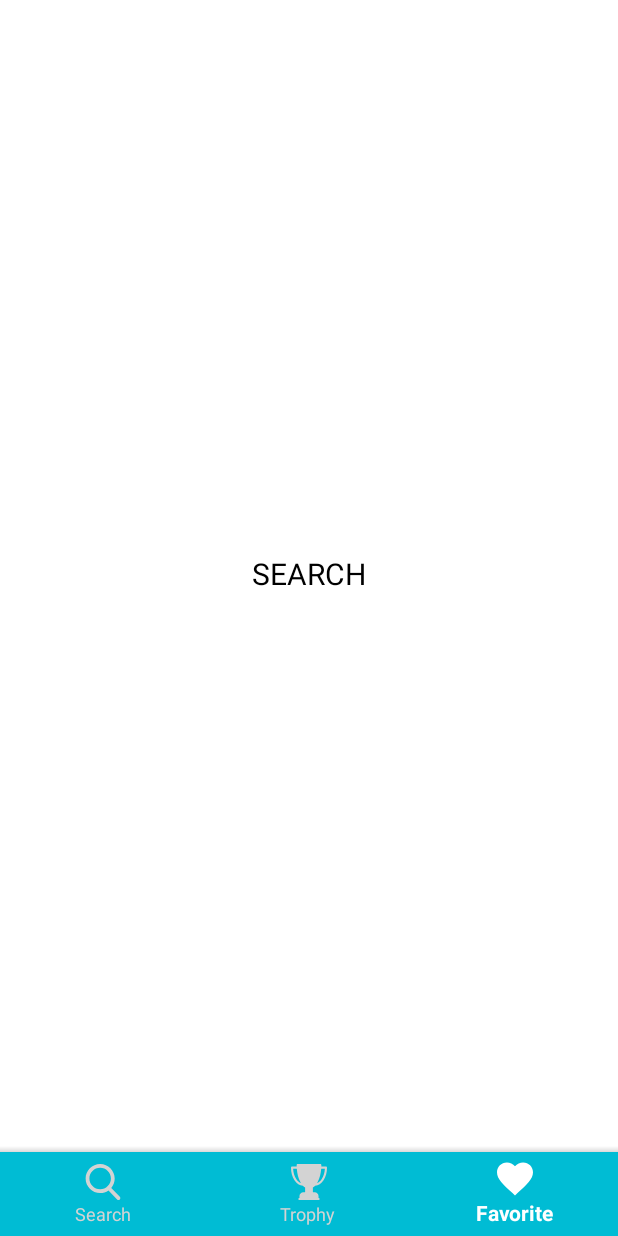
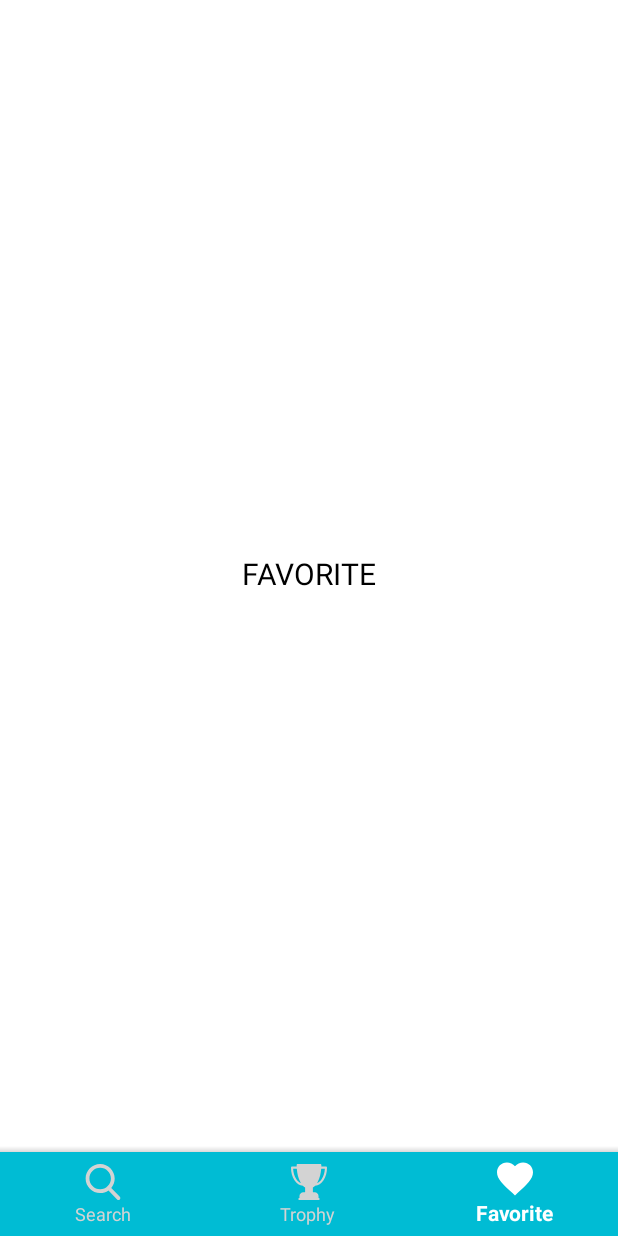
Before and after one commit to momae93/fridgly, an Android app: the screen it shows after launch (MainActivity), item 3 of the bottom bar chosen, on a phone screen of 412 x 824 dp. Run offline under Robolectric (Android 15) with nearby library versions, the phone set to English and light mode, and no system bars; our stand-ins replace Dagger/Hilt's generated code; 2 statements that could not run were skipped.

Commit message:
[FAVORITE] Added basic favorite fragment

```diff
--- a/app/src/main/java/com/au/fridgly/presentation/views/usecases/MainActivity.kt
+++ b/app/src/main/java/com/au/fridgly/presentation/views/usecases/MainActivity.kt
@@ -5,6 +5,7 @@ import android.support.design.widget.BottomNavigationView
 import com.au.fridgly.R
 import com.au.fridgly.presentation.internal.components.DaggerMainActivityComponent
 import com.au.fridgly.presentation.internal.components.MainActivityComponent
+import com.au.fridgly.presentation.views.usecases.favorite.FragmentFavorite
 import com.au.fridgly.presentation.views.usecases.search.FragmentSearch
 import kotlinx.android.synthetic.main.activity_main.*
 
@@ -22,6 +23,7 @@ class MainActivity : BaseActivity() {
                 return@OnNavigationItemSelectedListener true
             }
             R.id.navigation_favorite -> {
+                replaceFragment(R.id.activity_main_framelayout_content, FragmentFavorite())
                 return@OnNavigationItemSelectedListener true
             }
         }
--- /dev/null
+++ b/app/src/main/java/com/au/fridgly/presentation/views/usecases/favorite/FragmentFavorite.kt
@@ -0,0 +1,37 @@
+package com.au.fridgly.presentation.views.usecases.favorite
+
+import android.content.Context
+import android.os.Bundle
+import android.support.v4.app.Fragment
+import android.view.LayoutInflater
+import android.view.View
+import android.view.ViewGroup
+import com.au.fridgly.R
+
+class FragmentFavorite : Fragment() {
+    private var listener: OnFragmentInteractionListener? = null
+
+    override fun onCreate(savedInstanceState: Bundle?) {
+        super.onCreate(savedInstanceState)
+    }
+
+    override fun onCreateView(inflater: LayoutInflater, container: ViewGroup?, savedInstanceState: Bundle?): View? {
+        val view = inflater.inflate(R.layout.fragment_favorite, container, false)
+        return view
+    }
+
+
+    override fun onAttach(context: Context) {
+        super.onAttach(context)
+        if (context is OnFragmentInteractionListener) {
+            listener = context
+        }
+    }
+
+    override fun onDetach() {
+        super.onDetach()
+        listener = null
+    }
+
+    interface OnFragmentInteractionListener
+}
--- /dev/null
+++ b/app/src/main/res/layout/fragment_favorite.xml
@@ -0,0 +1,17 @@
+<?xml version="1.0" encoding="utf-8"?>
+<android.support.constraint.ConstraintLayout xmlns:android="http://schemas.android.com/apk/res/android"
+             xmlns:tools="http://schemas.android.com/tools"
+             xmlns:app="http://schemas.android.com/apk/res-auto"
+             android:layout_width="match_parent"
+             android:layout_height="match_parent"
+             tools:context=".presentation.views.usecases.favorite.FragmentFavorite">
+
+    <TextView
+            android:layout_width="wrap_content"
+            android:layout_height="wrap_content"
+            android:text="FAVORITE"
+            app:layout_constraintStart_toStartOf="parent" app:layout_constraintHorizontal_bias="0.5"
+            app:layout_constraintEnd_toEndOf="parent" app:layout_constraintTop_toTopOf="parent"
+            app:layout_constraintBottom_toBottomOf="parent" android:textSize="20sp"
+            android:textColor="@color/colorBlack"/>
+</android.support.constraint.ConstraintLayout>
```
